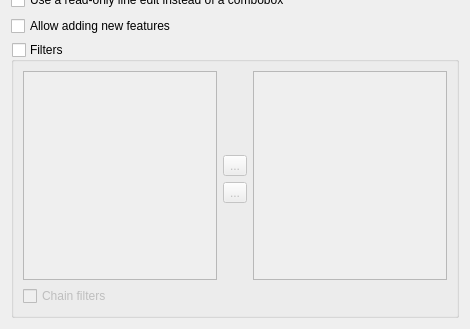
Before: the Qt Designer form src/ui/editorwidgets/qgsrelationreferenceconfigdlgbase.ui in qgis/QGIS, drawn with Qt 5; both pictures show x 0 to 470 and y 173 to 502 of the 470 by 502 pixel window.
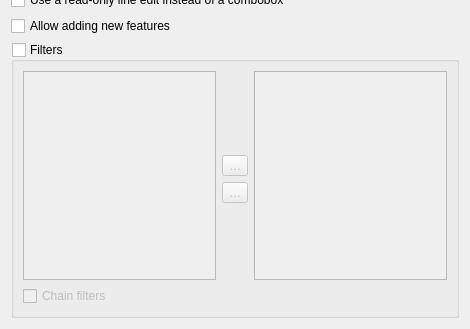
After: the same form once the commit is applied. Icons and pictures are not drawn. Custom widgets are drawn as their Qt base class.

```diff
--- a/src/ui/editorwidgets/qgsrelationreferenceconfigdlgbase.ui
+++ b/src/ui/editorwidgets/qgsrelationreferenceconfigdlgbase.ui
@@ -97,7 +97,7 @@
       <item row="2" column="1">
        <widget class="QToolButton" name="mAddFilterButton">
         <property name="text">
-         <string>...</string>
+         <string>…</string>
         </property>
         <property name="icon">
          <iconset resource="../../../images/images.qrc">
@@ -108,7 +108,7 @@
       <item row="3" column="1">
        <widget class="QToolButton" name="mRemoveFilterButton">
         <property name="text">
-         <string>...</string>
+         <string>…</string>
         </property>
         <property name="icon">
          <iconset resource="../../../images/images.qrc">
```
